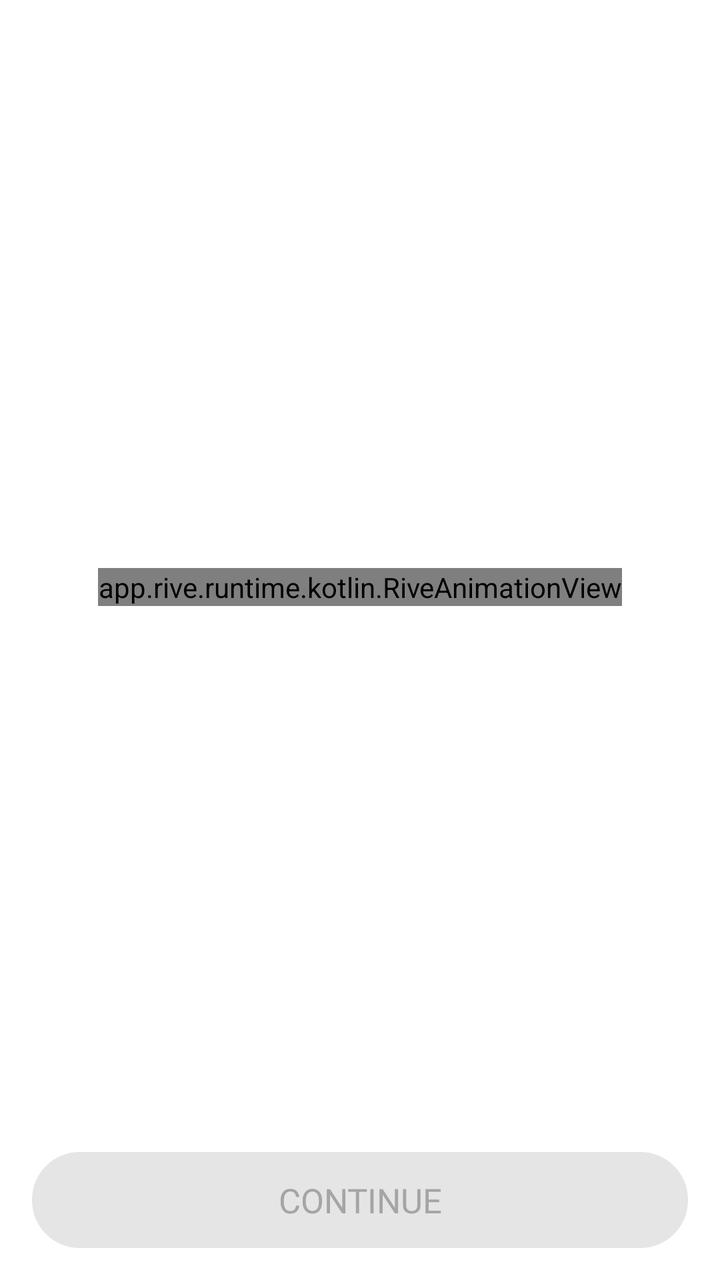
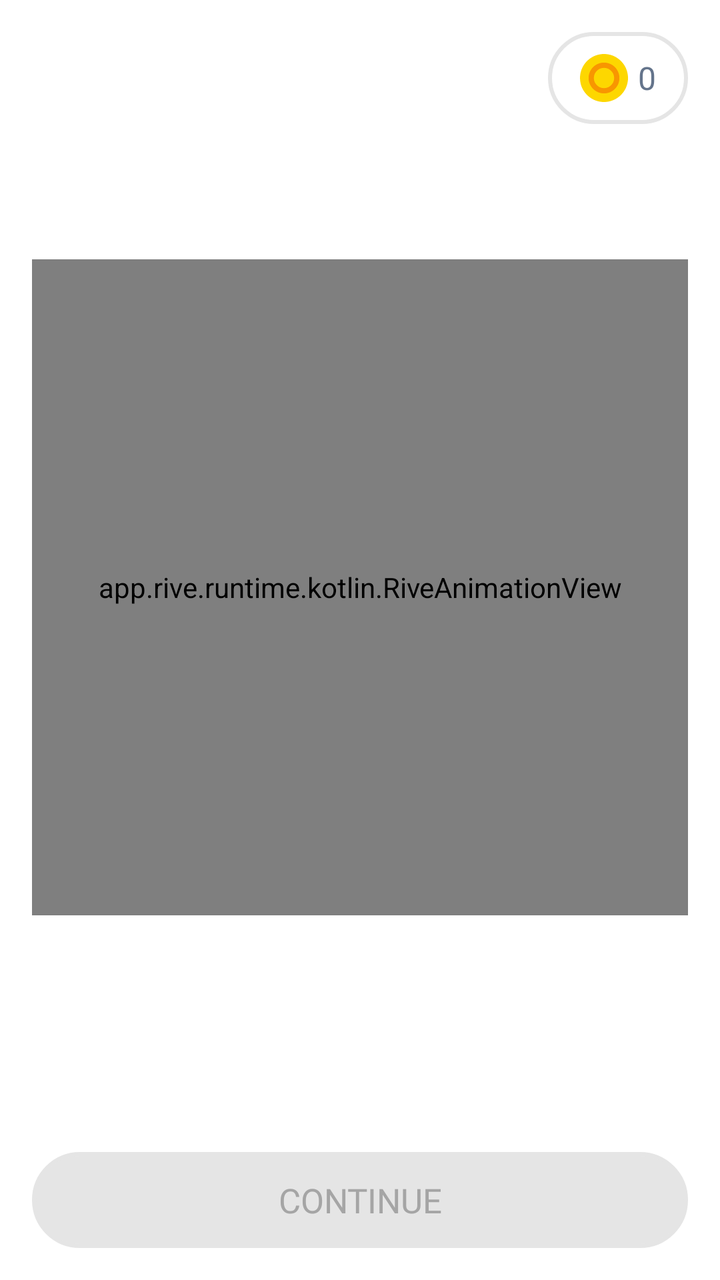

Before-and-after screenshots of an Android layout around one commit, followed by the original layout XML and the change that was made.
<!-- AndroidManifest.xml: application theme Theme.Tetragon -->
<!-- res/layout/activity_bag_tap.xml -->
<?xml version="1.0" encoding="utf-8"?>
<androidx.constraintlayout.widget.ConstraintLayout xmlns:android="http://schemas.android.com/apk/res/android"
    xmlns:app="http://schemas.android.com/apk/res-auto"
    xmlns:tools="http://schemas.android.com/tools"
    android:id="@+id/main"
    android:layout_width="match_parent"
    android:layout_height="match_parent"
    android:background="@color/white"
    tools:context=".reward.BagTapActivity">

    <androidx.constraintlayout.widget.ConstraintLayout
        android:layout_width="match_parent"
        android:layout_height="match_parent"
        android:padding="16dp">

        <androidx.constraintlayout.widget.ConstraintLayout
            android:layout_width="match_parent"
            android:layout_height="match_parent"
            android:fitsSystemWindows="true">

            <app.rive.runtime.kotlin.RiveAnimationView
                android:id="@+id/bag"
                android:layout_width="wrap_content"
                android:layout_height="wrap_content"
                app:layout_constraintBottom_toTopOf="@+id/continue_btn_container"
                app:layout_constraintEnd_toEndOf="parent"
                app:layout_constraintStart_toStartOf="parent"
                app:layout_constraintTop_toTopOf="parent"
                app:riveAutoPlay="true"
                app:riveResource="@raw/bag"
                app:riveStateMachine="State Machine 1" />

            
            <FrameLayout
                android:id="@+id/continue_btn_container"
                android:layout_width="0dp"
                android:layout_height="wrap_content"
                android:clipChildren="false"
                android:clipToPadding="false"
                android:paddingBottom="5dp"
                app:layout_constraintBottom_toBottomOf="parent"
                app:layout_constraintEnd_toEndOf="parent"
                app:layout_constraintStart_toStartOf="parent">

                
                <FrameLayout
                    android:id="@+id/continue_enabled_btn_container"
                    android:layout_width="match_parent"
                    android:layout_height="wrap_content"
                    android:visibility="invisible">

                    <View
                        android:layout_width="match_parent"
                        android:layout_height="48dp"
                        android:background="@drawable/custom_button"
                        android:backgroundTint="@color/black_2"
                        android:translationY="5dp" />

                    <Button
                        android:id="@+id/continue_enabled_btn"
                        android:layout_width="match_parent"
                        android:layout_height="48dp"
                        android:background="@drawable/custom_button"
                        android:fontFamily="@font/inter_semibold"
                        android:stateListAnimator="@drawable/button_animator"
                        android:text="@string/continue_text"
                        android:textColor="@color/white"
                        android:textSize="17sp"
                        app:backgroundTint="@color/black_3" />
                </FrameLayout>

                
                <FrameLayout
                    android:id="@+id/continue_disabled_btn_container"
                    android:layout_width="match_parent"
                    android:layout_height="wrap_content"
                    android:visibility="visible">

                    
                    <View
                        android:layout_width="match_parent"
                        android:layout_height="48dp"
                        android:background="@drawable/custom_button"
                        android:backgroundTint="@color/gray_2"
                        android:translationY="5dp" />

                    
                    <TextView
                        android:id="@+id/continue_disabled_btn"
                        android:layout_width="match_parent"
                        android:layout_height="48dp"
                        android:fontFamily="@font/inter_semibold"
                        android:gravity="center"
                        android:text="@string/continue_text"
                        android:textColor="@color/gray_1"
                        android:textSize="17sp"
                        android:translationY="5dp" />
                </FrameLayout>
            </FrameLayout>

        </androidx.constraintlayout.widget.ConstraintLayout>

    </androidx.constraintlayout.widget.ConstraintLayout>

</androidx.constraintlayout.widget.ConstraintLayout>
<!-- resources referenced by this layout -->
<resources>
  <color name="black_2">#333333</color>
  <color name="black_3">#4d4d4d</color>
  <color name="gray_1">#A5A5A5</color>
  <color name="gray_2">#E5E5E5</color>
  <color name="white">#FFFFFFFF</color>
  <!-- drawable button_animator (drawable) -->
  <?xml version="1.0" encoding="utf-8"?>
  <selector xmlns:android="http://schemas.android.com/apk/res/android">
  
      
      <item android:state_pressed="true">
          <objectAnimator
              android:propertyName="translationY"
              android:valueTo="5dp"
              android:duration="0" />
      </item>
  
      
      <item>
          <objectAnimator
              android:propertyName="translationY"
              android:valueTo="0dp"
              android:duration="0" />
      </item>
  
  </selector>
  <!-- drawable custom_button (drawable) -->
  <?xml version="1.0" encoding="utf-8"?>
  <shape xmlns:android="http://schemas.android.com/apk/res/android"
      android:shape="rectangle">
      <solid android:color="#ffffff"/>
      <stroke android:color="#e5e5e5"
          android:width="2dp"/>
      <corners android:radius="100dp"/>
  </shape>
  <string name="continue_text">CONTINUE</string>
  <style name="Theme.Tetragon" parent="Base.Theme.Tetragon" />
  <style name="Base.Theme.Tetragon" parent="Theme.Material3.DayNight.NoActionBar">
          
          
          <item name="android:statusBarColor">@color/white</item>
          <item name="android:navigationBarColor">@color/white</item>
          
          <item name="android:windowLightStatusBar">true</item>
      </style>
</resources>

<!-- the commit's change to res/layout/activity_bag_tap.xml (unified diff, before → after) -->
@@ -6,100 +6,154 @@
     android:layout_width="match_parent"
     android:layout_height="match_parent"
     android:background="@color/white"
+    android:clipChildren="false"
+    android:clipToPadding="false"
     tools:context=".reward.BagTapActivity">
 
     <androidx.constraintlayout.widget.ConstraintLayout
         android:layout_width="match_parent"
         android:layout_height="match_parent"
-        android:padding="16dp">
+        android:padding="16dp"
+        android:clipChildren="false"
+        android:clipToPadding="false">
 
         <androidx.constraintlayout.widget.ConstraintLayout
-            android:layout_width="match_parent"
-            android:layout_height="match_parent"
-            android:fitsSystemWindows="true">
+            android:id="@+id/currentBalanceContainer"
+            android:layout_width="wrap_content"
+            android:layout_height="wrap_content"
+            android:background="@drawable/custom_background"
+            android:padding="6dp"
+            app:layout_constraintEnd_toEndOf="parent"
+            app:layout_constraintTop_toTopOf="parent">
 
-            <app.rive.runtime.kotlin.RiveAnimationView
-                android:id="@+id/bag"
+            <LinearLayout
                 android:layout_width="wrap_content"
                 android:layout_height="wrap_content"
-                app:layout_constraintBottom_toTopOf="@+id/continue_btn_container"
-                app:layout_constraintEnd_toEndOf="parent"
-                app:layout_constraintStart_toStartOf="parent"
-                app:layout_constraintTop_toTopOf="parent"
-                app:riveAutoPlay="true"
-                app:riveResource="@raw/bag"
-                app:riveStateMachine="State Machine 1" />
-
-            
-            <FrameLayout
-                android:id="@+id/continue_btn_container"
-                android:layout_width="0dp"
-                android:layout_height="wrap_content"
-                android:clipChildren="false"
-                android:clipToPadding="false"
+                android:gravity="center"
+                android:orientation="horizontal"
+                android:paddingStart="10dp"
+                android:paddingTop="5dp"
+                android:paddingEnd="10dp"
                 android:paddingBottom="5dp"
                 app:layout_constraintBottom_toBottomOf="parent"
                 app:layout_constraintEnd_toEndOf="parent"
-                app:layout_constraintStart_toStartOf="parent">
+                app:layout_constraintStart_toStartOf="parent"
+                app:layout_constraintTop_toTopOf="parent">
 
-                
-                <FrameLayout
-                    android:id="@+id/continue_enabled_btn_container"
+                <ImageView
+                    android:layout_width="24dp"
+                    android:layout_height="24dp"
+                    android:src="@drawable/coin" />
+
+                <TextView
+                    android:id="@+id/currentCoinCountText"
+                    android:layout_width="wrap_content"
+                    android:layout_height="wrap_content"
+                    android:layout_marginStart="5dp"
+                    android:fontFamily="@font/inter_semibold"
+                    android:text="0"
+                    android:textColor="@color/text_color"
+                    android:textSize="16sp" />
+            </LinearLayout>
+        </androidx.constraintlayout.widget.ConstraintLayout>
+
+        <LinearLayout
+            android:id="@+id/coinRewardContainer"
+            android:layout_width="wrap_content"
+            android:layout_height="wrap_content"
+            android:orientation="horizontal"
+            android:gravity="center"
+            android:visibility="gone"
+            android:translationY="10dp"
+            android:clipChildren="false"
+            android:clipToPadding="false"
+            app:layout_constraintEnd_toEndOf="@+id/currentBalanceContainer"
+            app:layout_constraintStart_toStartOf="@+id/currentBalanceContainer"
+            app:layout_constraintBottom_toTopOf="@+id/currentBalanceContainer">
+
+            <TextView
+                android:id="@+id/coinRewardText"
+                android:layout_width="wrap_content"
+                android:layout_height="wrap_content"
+                android:text="+20"
+                android:textColor="#FFCC00"
+                android:textSize="18sp"
+                android:fontFamily="@font/inter_bold"
+                android:textStyle="bold" />
+        </LinearLayout>
+
+        <app.rive.runtime.kotlin.RiveAnimationView
+            android:id="@+id/bag"
+            android:layout_width="0dp"
+            android:layout_height="0dp"
+            android:maxWidth="600dp"
+            app:layout_constraintWidth_max="600dp"
+            app:layout_constraintDimensionRatio="H, 1:1"
+            app:layout_constraintBottom_toTopOf="@+id/continue_btn_container"
+            app:layout_constraintEnd_toEndOf="parent"
+            app:layout_constraintStart_toStartOf="parent"
+            app:layout_constraintTop_toTopOf="parent"
+            app:riveAutoPlay="true"
+            app:riveResource="@raw/bag"
+            app:riveStateMachine="State Machine 1" />
+
+        <FrameLayout
+            android:id="@+id/continue_btn_container"
+            android:layout_width="0dp"
+            android:layout_height="wrap_content"
+            android:clipChildren="false"
+            android:clipToPadding="false"
+            android:paddingBottom="5dp"
+            app:layout_constraintBottom_toBottomOf="parent"
+            app:layout_constraintEnd_toEndOf="parent"
+            app:layout_constraintStart_toStartOf="parent">
+
+            <FrameLayout
+                android:id="@+id/continue_enabled_btn_container"
+                android:layout_width="match_parent"
+                android:layout_height="wrap_content"
+                android:visibility="invisible">
+                <View
                     android:layout_width="match_parent"
-                    android:layout_height="wrap_content"
-                    android:visibility="invisible">
-
-                    <View
-                        android:layout_width="match_parent"
-                        android:layout_height="48dp"
-                        android:background="@drawable/custom_button"
-                        android:backgroundTint="@color/black_2"
-                        android:translationY="5dp" />
-
-                    <Button
-                        android:id="@+id/continue_enabled_btn"
-                        android:layout_width="match_parent"
-                        android:layout_height="48dp"
-                        android:background="@drawable/custom_button"
-                        android:fontFamily="@font/inter_semibold"
-                        android:stateListAnimator="@drawable/button_animator"
-                        android:text="@string/continue_text"
-                        android:textColor="@color/white"
-                        android:textSize="17sp"
-                        app:backgroundTint="@color/black_3" />
-                </FrameLayout>
-
-                
-                <FrameLayout
-                    android:id="@+id/continue_disabled_btn_container"
+                    android:layout_height="48dp"
+                    android:background="@drawable/custom_button"
+                    android:backgroundTint="@color/black_2"
+                    android:translationY="5dp" />
+                <Button
+                    android:id="@+id/continue_enabled_btn"
                     android:layout_width="match_parent"
-                    android:layout_height="wrap_content"
-                    android:visibility="visible">
-
-                    
-                    <View
-                        android:layout_width="match_parent"
-                        android:layout_height="48dp"
-                        android:background="@drawable/custom_button"
-                        android:backgroundTint="@color/gray_2"
-                        android:translationY="5dp" />
-
-                    
-                    <TextView
-                        android:id="@+id/continue_disabled_btn"
-                        android:layout_width="match_parent"
-                        android:layout_height="48dp"
-                        android:fontFamily="@font/inter_semibold"
-                        android:gravity="center"
-                        android:text="@string/continue_text"
-                        android:textColor="@color/gray_1"
-                        android:textSize="17sp"
-                        android:translationY="5dp" />
-                </FrameLayout>
+                    android:layout_height="48dp"
+                    android:background="@drawable/custom_button"
+                    android:fontFamily="@font/inter_semibold"
+                    android:stateListAnimator="@drawable/button_animator"
+                    android:text="@string/continue_text"
+                    android:textColor="@color/white"
+                    android:textSize="17sp"
+                    app:backgroundTint="@color/black_3" />
             </FrameLayout>
 
-        </androidx.constraintlayout.widget.ConstraintLayout>
+            <FrameLayout
+                android:id="@+id/continue_disabled_btn_container"
+                android:layout_width="match_parent"
+                android:layout_height="wrap_content"
+                android:visibility="visible">
+                <View
+                    android:layout_width="match_parent"
+                    android:layout_height="48dp"
+                    android:background="@drawable/custom_button"
+                    android:backgroundTint="@color/gray_2"
+                    android:translationY="5dp" />
+                <TextView
+                    android:layout_width="match_parent"
+                    android:layout_height="48dp"
+                    android:fontFamily="@font/inter_semibold"
+                    android:gravity="center"
+                    android:text="@string/continue_text"
+                    android:textColor="@color/gray_1"
+                    android:textSize="17sp"
+                    android:translationY="5dp" />
+            </FrameLayout>
+        </FrameLayout>
 
     </androidx.constraintlayout.widget.ConstraintLayout>
-
 </androidx.constraintlayout.widget.ConstraintLayout>
<!-- resource entries referenced after the edit -->
@@ -4,6 +4,7 @@
   <color name="black_3">#4d4d4d</color>
   <color name="gray_1">#A5A5A5</color>
   <color name="gray_2">#E5E5E5</color>
+  <color name="text_color">#64748b</color>
   <color name="white">#FFFFFFFF</color>
   <!-- drawable button_animator (drawable) -->
   <?xml version="1.0" encoding="utf-8"?>
@@ -26,6 +27,31 @@
       </item>
   
   </selector>
+  <!-- drawable coin (drawable) -->
+  <vector xmlns:android="http://schemas.android.com/apk/res/android"
+      android:width="39.89dp"
+      android:height="39.89dp"
+      android:viewportWidth="39.89"
+      android:viewportHeight="39.89">
+    <path
+        android:pathData="M19.95,0c2.51,0 4.92,0.46 7.13,1.31 0.24,0.09 0.48,0.19 0.72,0.29 0.06,0.02 0.11,0.05 0.16,0.07 4.26,1.87 7.74,5.19 9.81,9.33 0.29,0.59 0.56,1.19 0.8,1.81 0.69,1.81 1.13,3.75 1.27,5.78 0.03,0.45 0.05,0.89 0.05,1.35 0,2.21 -0.36,4.34 -1.03,6.34 -0.37,1.1 -0.83,2.16 -1.38,3.17 -1.51,2.79 -3.68,5.18 -6.29,6.97 -1.32,0.9 -2.75,1.65 -4.27,2.21 -2.17,0.82 -4.52,1.26 -6.98,1.26 -2.34,0 -4.59,-0.4 -6.68,-1.15 -0.14,-0.05 -0.28,-0.1 -0.42,-0.16 -0.63,-0.24 -1.25,-0.51 -1.85,-0.81 -4.19,-2.11 -7.54,-5.65 -9.39,-9.98 -0.16,-0.38 -0.32,-0.78 -0.46,-1.18 -0.22,-0.62 -0.41,-1.26 -0.57,-1.91C0.2,23.18 0,21.59 0,19.95c0,-2.46 0.44,-4.81 1.26,-6.98 0.57,-1.52 1.31,-2.95 2.21,-4.27 1.79,-2.61 4.17,-4.77 6.97,-6.29h0c1.01,-0.55 2.07,-1.01 3.17,-1.38C15.6,0.36 17.73,0 19.95,0Z"
+        android:fillColor="#fdd700"/>
+    <path
+        android:pathData="M32.76,19.95c0,7.08 -5.74,12.81 -12.81,12.81 -3.24,0 -6.2,-1.2 -8.45,-3.18 -2.67,-2.35 -4.36,-5.79 -4.36,-9.63 0,-7.08 5.74,-12.81 12.81,-12.81 4.52,0 8.49,2.34 10.77,5.88 1.29,2 2.04,4.38 2.04,6.94Z"
+        android:fillColor="#f89601"/>
+    <path
+        android:pathData="M19.94,19.95m-8.42,0a8.42,8.42 0,1 1,16.84 0a8.42,8.42 0,1 1,-16.84 0"
+        android:fillColor="#fdd700"/>
+  </vector>
+  <!-- drawable custom_background (drawable) -->
+  <?xml version="1.0" encoding="utf-8"?>
+  <shape xmlns:android="http://schemas.android.com/apk/res/android"
+      android:shape="rectangle">
+      <solid android:color="#ffffff"/>
+      <stroke android:color="#e5e5e5"
+          android:width="2dp"/>
+      <corners android:radius="40dp"/>
+  </shape>
   <!-- drawable custom_button (drawable) -->
   <?xml version="1.0" encoding="utf-8"?>
   <shape xmlns:android="http://schemas.android.com/apk/res/android"
@@ -38,12 +64,14 @@
   <string name="continue_text">CONTINUE</string>
   <style name="Theme.Tetragon" parent="Base.Theme.Tetragon" />
   <style name="Base.Theme.Tetragon" parent="Theme.Material3.DayNight.NoActionBar">
-          
-          
           <item name="android:statusBarColor">@color/white</item>
           <item name="android:navigationBarColor">@color/white</item>
-          
           <item name="android:windowLightStatusBar">true</item>
+  
+          <item name="android:windowBackground">@color/white</item>
+          <item name="android:colorBackground">@color/white</item>
+  
+          <item name="android:windowIsTranslucent">false</item>
       </style>
 </resources>
 
